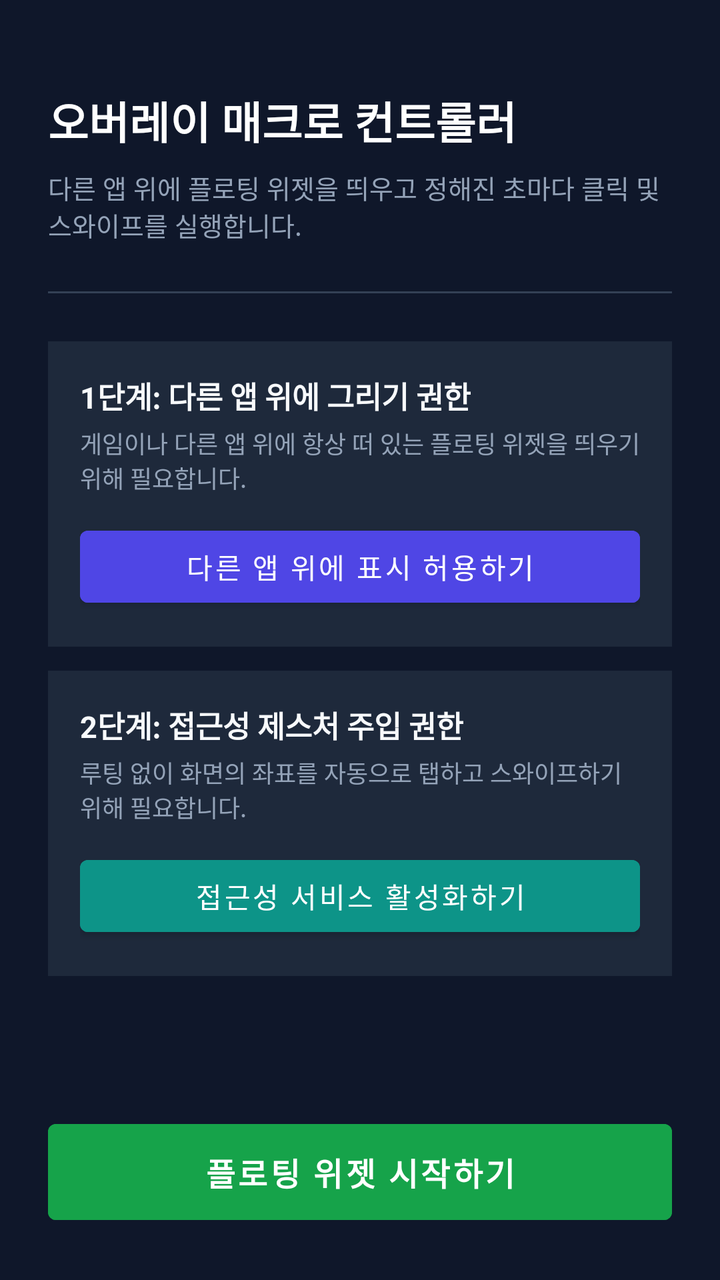
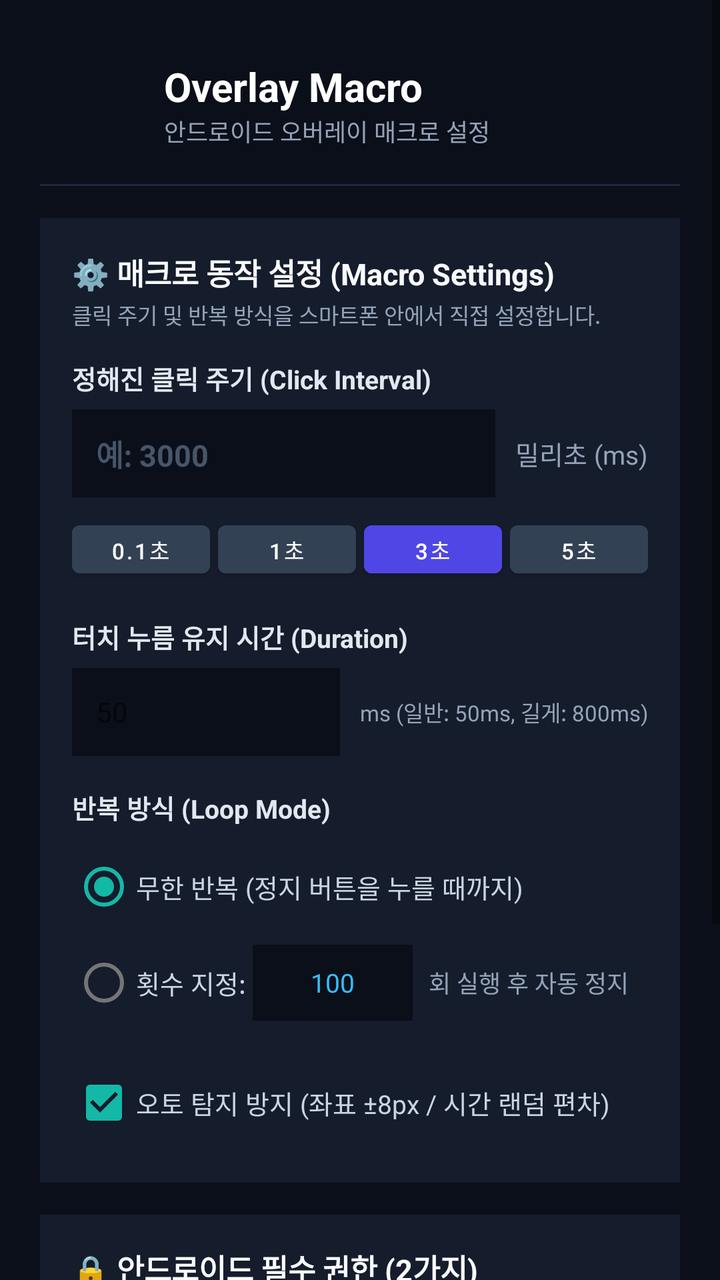

Before-and-after screenshots of an Android layout around one commit, followed by the original layout XML and the change that was made.
<!-- AndroidManifest.xml: application theme Theme.OverlayMacro -->
<!-- res/layout/activity_main.xml -->
<?xml version="1.0" encoding="utf-8"?>
<LinearLayout xmlns:android="http://schemas.android.com/apk/res/android"
    android:layout_width="match_parent"
    android:layout_height="match_parent"
    android:orientation="vertical"
    android:background="#0F172A"
    android:padding="24dp">

    <TextView
        android:layout_width="wrap_content"
        android:layout_height="wrap_content"
        android:text="오버레이 매크로 컨트롤러"
        android:textColor="#FFFFFF"
        android:textSize="22sp"
        android:textStyle="bold"
        android:layout_marginTop="20dp" />

    <TextView
        android:layout_width="wrap_content"
        android:layout_height="wrap_content"
        android:text="다른 앱 위에 플로팅 위젯을 띄우고 정해진 초마다 클릭 및 스와이프를 실행합니다."
        android:textColor="#94A3B8"
        android:textSize="13sp"
        android:layout_marginTop="8dp" />

    <View
        android:layout_width="match_parent"
        android:layout_height="1dp"
        android:background="#334155"
        android:layout_marginVertical="24dp" />

    
    <LinearLayout
        android:layout_width="match_parent"
        android:layout_height="wrap_content"
        android:orientation="vertical"
        android:background="#1E293B"
        android:padding="16dp"
        android:layout_marginBottom="12dp">

        <TextView
            android:layout_width="wrap_content"
            android:layout_height="wrap_content"
            android:text="1단계: 다른 앱 위에 그리기 권한"
            android:textColor="#F8FAFC"
            android:textSize="15sp"
            android:textStyle="bold" />

        <TextView
            android:layout_width="wrap_content"
            android:layout_height="wrap_content"
            android:text="게임이나 다른 앱 위에 항상 떠 있는 플로팅 위젯을 띄우기 위해 필요합니다."
            android:textColor="#94A3B8"
            android:textSize="12sp"
            android:layout_marginTop="4dp" />

        <Button
            android:id="@+id/btn_grant_overlay"
            android:layout_width="match_parent"
            android:layout_height="wrap_content"
            android:text="다른 앱 위에 표시 허용하기"
            android:layout_marginTop="12dp"
            android:backgroundTint="#4F46E5" />
    </LinearLayout>

    
    <LinearLayout
        android:layout_width="match_parent"
        android:layout_height="wrap_content"
        android:orientation="vertical"
        android:background="#1E293B"
        android:padding="16dp"
        android:layout_marginBottom="24dp">

        <TextView
            android:layout_width="wrap_content"
            android:layout_height="wrap_content"
            android:text="2단계: 접근성 제스처 주입 권한"
            android:textColor="#F8FAFC"
            android:textSize="15sp"
            android:textStyle="bold" />

        <TextView
            android:layout_width="wrap_content"
            android:layout_height="wrap_content"
            android:text="루팅 없이 화면의 좌표를 자동으로 탭하고 스와이프하기 위해 필요합니다."
            android:textColor="#94A3B8"
            android:textSize="12sp"
            android:layout_marginTop="4dp" />

        <Button
            android:id="@+id/btn_grant_accessibility"
            android:layout_width="match_parent"
            android:layout_height="wrap_content"
            android:text="접근성 서비스 활성화하기"
            android:layout_marginTop="12dp"
            android:backgroundTint="#0D9488" />
    </LinearLayout>

    <View
        android:layout_width="match_parent"
        android:layout_height="0dp"
        android:layout_weight="1" />

    
    <Button
        android:id="@+id/btn_start_overlay"
        android:layout_width="match_parent"
        android:layout_height="60dp"
        android:text="플로팅 위젯 시작하기"
        android:textSize="16sp"
        android:textStyle="bold"
        android:backgroundTint="#16A34A" />

</LinearLayout>
<!-- resources referenced by this layout -->
<resources>
  <style name="Theme.OverlayMacro" parent="Theme.MaterialComponents.DayNight.DarkActionBar">
          <item name="colorPrimary">@color/purple_500</item>
          <item name="colorPrimaryVariant">@color/purple_700</item>
          <item name="colorOnPrimary">@color/white</item>
          <item name="colorSecondary">@color/teal_200</item>
          <item name="colorSecondaryVariant">@color/teal_700</item>
          <item name="colorOnSecondary">@color/black</item>
          <item name="android:statusBarColor">?attr/colorPrimaryVariant</item>
      </style>
  <color name="purple_500">#4F46E5</color>
  <color name="purple_700">#3730A3</color>
  <color name="white">#FFFFFFFF</color>
  <color name="teal_200">#14B8A6</color>
  <color name="teal_700">#0F766E</color>
  <color name="black">#FF000000</color>
</resources>

<!-- the commit's change to res/layout/activity_main.xml (unified diff, before → after) -->
@@ -1,115 +1,326 @@
 <?xml version="1.0" encoding="utf-8"?>
-<LinearLayout xmlns:android="http://schemas.android.com/apk/res/android"
+<ScrollView xmlns:android="http://schemas.android.com/apk/res/android"
     android:layout_width="match_parent"
     android:layout_height="match_parent"
-    android:orientation="vertical"
-    android:background="#0F172A"
-    android:padding="24dp">
-
-    <TextView
-        android:layout_width="wrap_content"
-        android:layout_height="wrap_content"
-        android:text="오버레이 매크로 컨트롤러"
-        android:textColor="#FFFFFF"
-        android:textSize="22sp"
-        android:textStyle="bold"
-        android:layout_marginTop="20dp" />
-
-    <TextView
-        android:layout_width="wrap_content"
-        android:layout_height="wrap_content"
-        android:text="다른 앱 위에 플로팅 위젯을 띄우고 정해진 초마다 클릭 및 스와이프를 실행합니다."
-        android:textColor="#94A3B8"
-        android:textSize="13sp"
-        android:layout_marginTop="8dp" />
-
-    <View
-        android:layout_width="match_parent"
-        android:layout_height="1dp"
-        android:background="#334155"
-        android:layout_marginVertical="24dp" />
-
-    
+    android:background="#0B0F19"
+    android:fillViewport="true">
+
     <LinearLayout
         android:layout_width="match_parent"
         android:layout_height="wrap_content"
         android:orientation="vertical"
-        android:background="#1E293B"
-        android:padding="16dp"
-        android:layout_marginBottom="12dp">
-
-        <TextView
-            android:layout_width="wrap_content"
+        android:padding="20dp">
+
+        
+        <LinearLayout
+            android:layout_width="match_parent"
             android:layout_height="wrap_content"
-            android:text="1단계: 다른 앱 위에 그리기 권한"
-            android:textColor="#F8FAFC"
-            android:textSize="15sp"
-            android:textStyle="bold" />
-
-        <TextView
-            android:layout_width="wrap_content"
+            android:orientation="horizontal"
+            android:gravity="center_vertical"
+            android:layout_marginTop="8dp">
+
+            <ImageView
+                android:layout_width="48dp"
+                android:layout_height="48dp"
+                android:src="@mipmap/ic_launcher"
+                android:contentDescription="App Icon" />
+
+            <LinearLayout
+                android:layout_width="wrap_content"
+                android:layout_height="wrap_content"
+                android:orientation="vertical"
+                android:layout_marginStart="14dp">
+
+                <TextView
+                    android:layout_width="wrap_content"
+                    android:layout_height="wrap_content"
+                    android:text="Overlay Macro"
+                    android:textColor="#FFFFFF"
+                    android:textSize="20sp"
+                    android:textStyle="bold" />
+
+                <TextView
+                    android:layout_width="wrap_content"
+                    android:layout_height="wrap_content"
+                    android:text="안드로이드 오버레이 매크로 설정"
+                    android:textColor="#94A3B8"
+                    android:textSize="12sp" />
+            </LinearLayout>
+        </LinearLayout>
+
+        <View
+            android:layout_width="match_parent"
+            android:layout_height="1dp"
+            android:background="#1E293B"
+            android:layout_marginVertical="16dp" />
+
+        
+        <LinearLayout
+            android:layout_width="match_parent"
             android:layout_height="wrap_content"
-            android:text="게임이나 다른 앱 위에 항상 떠 있는 플로팅 위젯을 띄우기 위해 필요합니다."
-            android:textColor="#94A3B8"
-            android:textSize="12sp"
-            android:layout_marginTop="4dp" />
-
+            android:orientation="vertical"
+            android:background="#151C2C"
+            android:padding="16dp"
+            android:layout_marginBottom="16dp">
+
+            <TextView
+                android:layout_width="wrap_content"
+                android:layout_height="wrap_content"
+                android:text="⚙️ 매크로 동작 설정 (Macro Settings)"
+                android:textColor="#F8FAFC"
+                android:textSize="15sp"
+                android:textStyle="bold" />
+
+            <TextView
+                android:layout_width="wrap_content"
+                android:layout_height="wrap_content"
+                android:text="클릭 주기 및 반복 방식을 스마트폰 안에서 직접 설정합니다."
+                android:textColor="#94A3B8"
+                android:textSize="11sp"
+                android:layout_marginTop="2dp"
+                android:layout_marginBottom="14dp" />
+
+            
+            <TextView
+                android:layout_width="wrap_content"
+                android:layout_height="wrap_content"
+                android:text="정해진 클릭 주기 (Click Interval)"
+                android:textColor="#E2E8F0"
+                android:textSize="13sp"
+                android:textStyle="bold" />
+
+            <LinearLayout
+                android:layout_width="match_parent"
+                android:layout_height="wrap_content"
+                android:orientation="horizontal"
+                android:gravity="center_vertical"
+                android:layout_marginTop="6dp">
+
+                <EditText
+                    android:id="@+id/et_interval_ms"
+                    android:layout_width="0dp"
+                    android:layout_height="44dp"
+                    android:layout_weight="1"
+                    android:background="#0B0F19"
+                    android:textColor="#38BDF8"
+                    android:textColorHint="#475569"
+                    android:hint="예: 3000"
+                    android:inputType="number"
+                    android:paddingHorizontal="12dp"
+                    android:textSize="15sp"
+                    android:textStyle="bold" />
+
+                <TextView
+                    android:layout_width="wrap_content"
+                    android:layout_height="wrap_content"
+                    android:text="밀리초 (ms)"
+                    android:textColor="#94A3B8"
+                    android:textSize="13sp"
+                    android:layout_marginStart="10dp" />
+            </LinearLayout>
+
+            
+            <LinearLayout
+                android:layout_width="match_parent"
+                android:layout_height="wrap_content"
+                android:orientation="horizontal"
+                android:layout_marginTop="8dp">
+
+                <Button
+                    android:id="@+id/btn_chip_100ms"
+                    android:layout_width="0dp"
+                    android:layout_height="36dp"
+                    android:layout_weight="1"
+                    android:text="0.1초"
+                    android:textSize="11sp"
+                    android:backgroundTint="#334155" />
+
+                <Button
+                    android:id="@+id/btn_chip_1s"
+                    android:layout_width="0dp"
+                    android:layout_height="36dp"
+                    android:layout_weight="1"
+                    android:layout_marginStart="4dp"
+                    android:text="1초"
+                    android:textSize="11sp"
+                    android:backgroundTint="#334155" />
+
+                <Button
+                    android:id="@+id/btn_chip_3s"
+                    android:layout_width="0dp"
+                    android:layout_height="36dp"
+                    android:layout_weight="1"
+                    android:layout_marginStart="4dp"
+                    android:text="3초"
+                    android:textSize="11sp"
+                    android:backgroundTint="#4F46E5" />
+
+                <Button
+                    android:id="@+id/btn_chip_5s"
+                    android:layout_width="0dp"
+                    android:layout_height="36dp"
+                    android:layout_weight="1"
+                    android:layout_marginStart="4dp"
+                    android:text="5초"
+                    android:textSize="11sp"
+                    android:backgroundTint="#334155" />
+            </LinearLayout>
+
+            
+            <TextView
+                android:layout_width="wrap_content"
+                android:layout_height="wrap_content"
+                android:text="터치 누름 유지 시간 (Duration)"
+                android:textColor="#E2E8F0"
+                android:textSize="13sp"
+                android:textStyle="bold"
+                android:layout_marginTop="16dp" />
+
+            <LinearLayout
+                android:layout_width="match_parent"
+                android:layout_height="wrap_content"
+                android:orientation="horizontal"
+                android:gravity="center_vertical"
+                android:layout_marginTop="6dp">
+
+                <EditText
+                    android:id="@+id/et_duration_ms"
+                    android:layout_width="0dp"
+                    android:layout_height="44dp"
+                    android:layout_weight="1"
+                    android:background="#0B0F19"
+                    android:textColor="#38BDF8"
+                    android:hint="50"
+                    android:inputType="number"
+                    android:paddingHorizontal="12dp"
+                    android:textSize="14sp" />
+
+                <TextView
+                    android:layout_width="wrap_content"
+                    android:layout_height="wrap_content"
+                    android:text="ms (일반: 50ms, 길게: 800ms)"
+                    android:textColor="#94A3B8"
+                    android:textSize="11sp"
+                    android:layout_marginStart="10dp" />
+            </LinearLayout>
+
+            
+            <TextView
+                android:layout_width="wrap_content"
+                android:layout_height="wrap_content"
+                android:text="반복 방식 (Loop Mode)"
+                android:textColor="#E2E8F0"
+                android:textSize="13sp"
+                android:textStyle="bold"
+                android:layout_marginTop="16dp" />
+
+            <RadioGroup
+                android:id="@+id/rg_loop_mode"
+                android:layout_width="match_parent"
+                android:layout_height="wrap_content"
+                android:orientation="vertical"
+                android:layout_marginTop="6dp">
+
+                <RadioButton
+                    android:id="@+id/rb_infinite"
+                    android:layout_width="wrap_content"
+                    android:layout_height="wrap_content"
+                    android:text="무한 반복 (정지 버튼을 누를 때까지)"
+                    android:textColor="#CBD5E1"
+                    android:textSize="13sp"
+                    android:checked="true" />
+
+                <LinearLayout
+                    android:layout_width="match_parent"
+                    android:layout_height="wrap_content"
+                    android:orientation="horizontal"
+                    android:gravity="center_vertical">
+
+                    <RadioButton
+                        android:id="@+id/rb_count"
+                        android:layout_width="wrap_content"
+                        android:layout_height="wrap_content"
+                        android:text="횟수 지정: "
+                        android:textColor="#CBD5E1"
+                        android:textSize="13sp" />
+
+                    <EditText
+                        android:id="@+id/et_loop_count"
+                        android:layout_width="80dp"
+                        android:layout_height="38dp"
+                        android:background="#0B0F19"
+                        android:textColor="#38BDF8"
+                        android:text="100"
+                        android:inputType="number"
+                        android:gravity="center"
+                        android:textSize="13sp" />
+
+                    <TextView
+                        android:layout_width="wrap_content"
+                        android:layout_height="wrap_content"
+                        android:text="회 실행 후 자동 정지"
+                        android:textColor="#94A3B8"
+                        android:textSize="12sp"
+                        android:layout_marginStart="8dp" />
+                </LinearLayout>
+            </RadioGroup>
+
+            
+            <CheckBox
+                android:id="@+id/cb_antiban"
+                android:layout_width="wrap_content"
+                android:layout_height="wrap_content"
+                android:text="오토 탐지 방지 (좌표 ±8px / 시간 랜덤 편차)"
+                android:textColor="#CBD5E1"
+                android:textSize="13sp"
+                android:checked="true"
+                android:layout_marginTop="12dp" />
+        </LinearLayout>
+
+        
+        <LinearLayout
+            android:layout_width="match_parent"
+            android:layout_height="wrap_content"
+            android:orientation="vertical"
+            android:background="#151C2C"
+            android:padding="16dp"
+            android:layout_marginBottom="20dp">
+
+            <TextView
+                android:layout_width="wrap_content"
+                android:layout_height="wrap_content"
+                android:text="🔒 안드로이드 필수 권한 (2가지)"
+                android:textColor="#F8FAFC"
+                android:textSize="15sp"
+                android:textStyle="bold" />
+
+            <Button
+                android:id="@+id/btn_grant_overlay"
+                android:layout_width="match_parent"
+                android:layout_height="44dp"
+                android:text="1. 다른 앱 위에 표시 권한 허용"
+                android:layout_marginTop="10dp"
+                android:backgroundTint="#4F46E5" />
+
+            <Button
+                android:id="@+id/btn_grant_accessibility"
+                android:layout_width="match_parent"
+                android:layout_height="44dp"
+                android:text="2. 접근성 서비스 제스처 주입 허용"
+                android:layout_marginTop="8dp"
+                android:backgroundTint="#0D9488" />
+        </LinearLayout>
+
+        
         <Button
-            android:id="@+id/btn_grant_overlay"
-            android:layout_width="match_parent"
-            android:layout_height="wrap_content"
-            android:text="다른 앱 위에 표시 허용하기"
-            android:layout_marginTop="12dp"
-            android:backgroundTint="#4F46E5" />
+            android:id="@+id/btn_start_overlay"
+            android:layout_width="match_parent"
+            android:layout_height="56dp"
+            android:text="설정 저장 및 플로팅 오버레이 시작"
+            android:textSize="16sp"
+            android:textStyle="bold"
+            android:backgroundTint="#16A34A"
+            android:layout_marginBottom="24dp" />
+
     </LinearLayout>
-
-    
-    <LinearLayout
-        android:layout_width="match_parent"
-        android:layout_height="wrap_content"
-        android:orientation="vertical"
-        android:background="#1E293B"
-        android:padding="16dp"
-        android:layout_marginBottom="24dp">
-
-        <TextView
-            android:layout_width="wrap_content"
-            android:layout_height="wrap_content"
-            android:text="2단계: 접근성 제스처 주입 권한"
-            android:textColor="#F8FAFC"
-            android:textSize="15sp"
-            android:textStyle="bold" />
-
-        <TextView
-            android:layout_width="wrap_content"
-            android:layout_height="wrap_content"
-            android:text="루팅 없이 화면의 좌표를 자동으로 탭하고 스와이프하기 위해 필요합니다."
-            android:textColor="#94A3B8"
-            android:textSize="12sp"
-            android:layout_marginTop="4dp" />
-
-        <Button
-            android:id="@+id/btn_grant_accessibility"
-            android:layout_width="match_parent"
-            android:layout_height="wrap_content"
-            android:text="접근성 서비스 활성화하기"
-            android:layout_marginTop="12dp"
-            android:backgroundTint="#0D9488" />
-    </LinearLayout>
-
-    <View
-        android:layout_width="match_parent"
-        android:layout_height="0dp"
-        android:layout_weight="1" />
-
-    
-    <Button
-        android:id="@+id/btn_start_overlay"
-        android:layout_width="match_parent"
-        android:layout_height="60dp"
-        android:text="플로팅 위젯 시작하기"
-        android:textSize="16sp"
-        android:textStyle="bold"
-        android:backgroundTint="#16A34A" />
-
-</LinearLayout>
+</ScrollView>
<!-- resource entries referenced after the edit -->
@@ -1,5 +1,11 @@
 <!-- resources referenced by this layout -->
 <resources>
+  <!-- mipmap ic_launcher (mipmap-anydpi-v26) -->
+  <?xml version="1.0" encoding="utf-8"?>
+  <adaptive-icon xmlns:android="http://schemas.android.com/apk/res/android">
+      <background android:drawable="@drawable/ic_launcher_background" />
+      <foreground android:drawable="@drawable/ic_launcher_foreground" />
+  </adaptive-icon>
   <style name="Theme.OverlayMacro" parent="Theme.MaterialComponents.DayNight.DarkActionBar">
           <item name="colorPrimary">@color/purple_500</item>
           <item name="colorPrimaryVariant">@color/purple_700</item>
@@ -9,6 +15,78 @@
           <item name="colorOnSecondary">@color/black</item>
           <item name="android:statusBarColor">?attr/colorPrimaryVariant</item>
       </style>
+  <!-- drawable ic_launcher_background (drawable) -->
+  <?xml version="1.0" encoding="utf-8"?>
+  <vector xmlns:android="http://schemas.android.com/apk/res/android"
+      android:width="108dp"
+      android:height="108dp"
+      android:viewportWidth="108"
+      android:viewportHeight="108">
+      <path
+          android:fillColor="#0B0F19"
+          android:pathData="M0,0h108v108h-108z" />
+      
+      <path
+          android:fillColor="#151C2C"
+          android:pathData="M54,14 A40,40 0 1,1 53.99,14 Z" />
+  </vector>
+  <!-- drawable ic_launcher_foreground (drawable) -->
+  <?xml version="1.0" encoding="utf-8"?>
+  <vector xmlns:android="http://schemas.android.com/apk/res/android"
+      android:width="108dp"
+      android:height="108dp"
+      android:viewportWidth="108"
+      android:viewportHeight="108">
+  
+      
+      <path
+          android:strokeColor="#A855F7"
+          android:strokeWidth="2.5"
+          android:strokeAlpha="0.85"
+          android:pathData="M54,26 A28,28 0 1,1 53.99,26 Z" />
+  
+      
+      <path
+          android:strokeColor="#06B6D4"
+          android:strokeWidth="2.5"
+          android:pathData="M54,34 A20,20 0 1,1 53.99,34 Z" />
+  
+      
+      <path
+          android:strokeColor="#C084FC"
+          android:strokeWidth="3.5"
+          android:pathData="M54,46 A8,8 0 1,1 53.99,46 Z" />
+  
+      
+      <path
+          android:fillColor="#22D3EE"
+          android:pathData="M54,52 A2,2 0 1,1 53.99,52 Z" />
+  
+      
+      <path
+          android:strokeColor="#22D3EE"
+          android:strokeWidth="2.5"
+          android:strokeLineCap="round"
+          android:pathData="M24,54 L44,54" />
+      <path
+          android:strokeColor="#22D3EE"
+          android:strokeWidth="2.5"
+          android:strokeLineCap="round"
+          android:pathData="M64,54 L84,54" />
+  
+      
+      <path
+          android:strokeColor="#06B6D4"
+          android:strokeWidth="2.5"
+          android:strokeLineCap="round"
+          android:pathData="M54,24 L54,44" />
+      <path
+          android:strokeColor="#06B6D4"
+          android:strokeWidth="2.5"
+          android:strokeLineCap="round"
+          android:pathData="M54,64 L54,84" />
+  
+  </vector>
   <color name="purple_500">#4F46E5</color>
   <color name="purple_700">#3730A3</color>
   <color name="white">#FFFFFFFF</color>
